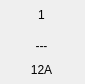
Qt form BusBar-Qt/home/homeboxwid.ui (luozhiyong131/BusBar) before a commit.
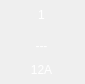
The same form after that commit.

```diff
--- a/BusBar-Qt/home/homeboxwid.ui
+++ b/BusBar-Qt/home/homeboxwid.ui
@@ -14,7 +14,7 @@
    <string>Form</string>
   </property>
   <property name="styleSheet">
-   <string notr="true"/>
+   <string notr="true">color: rgb(255, 255, 255);</string>
   </property>
   <widget class="QPushButton" name="pushButton">
    <property name="geometry">
```
